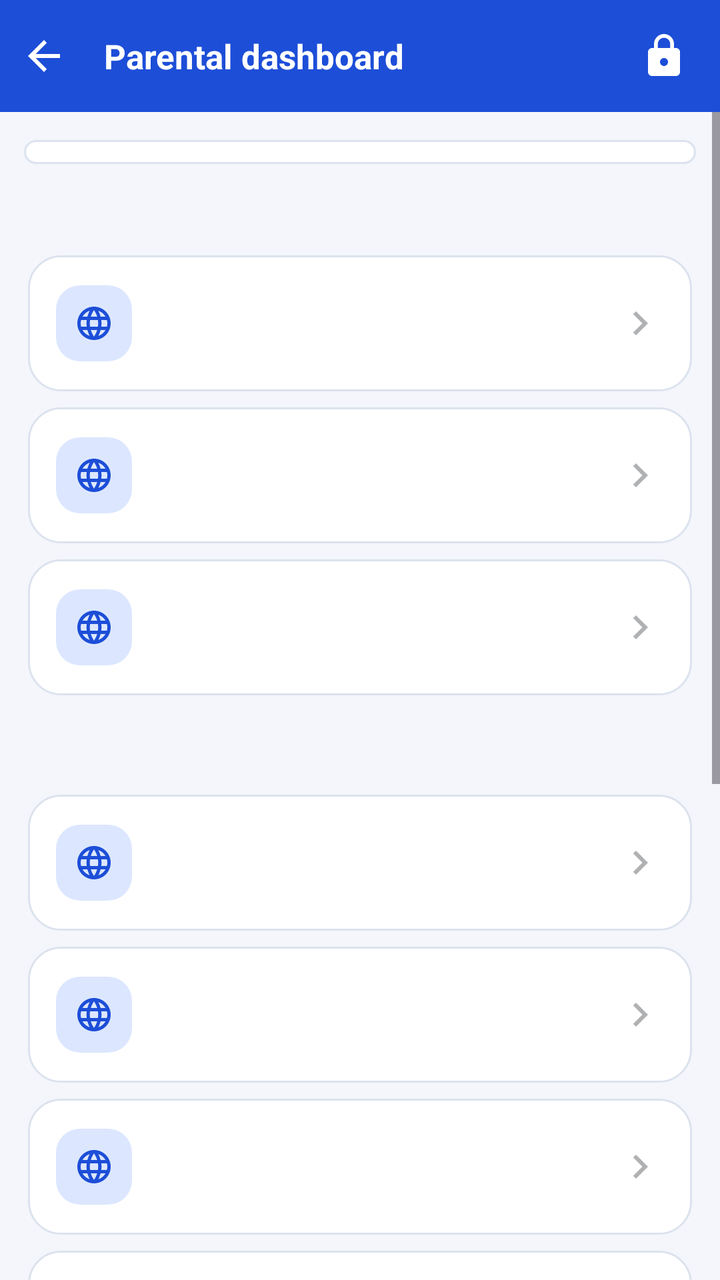
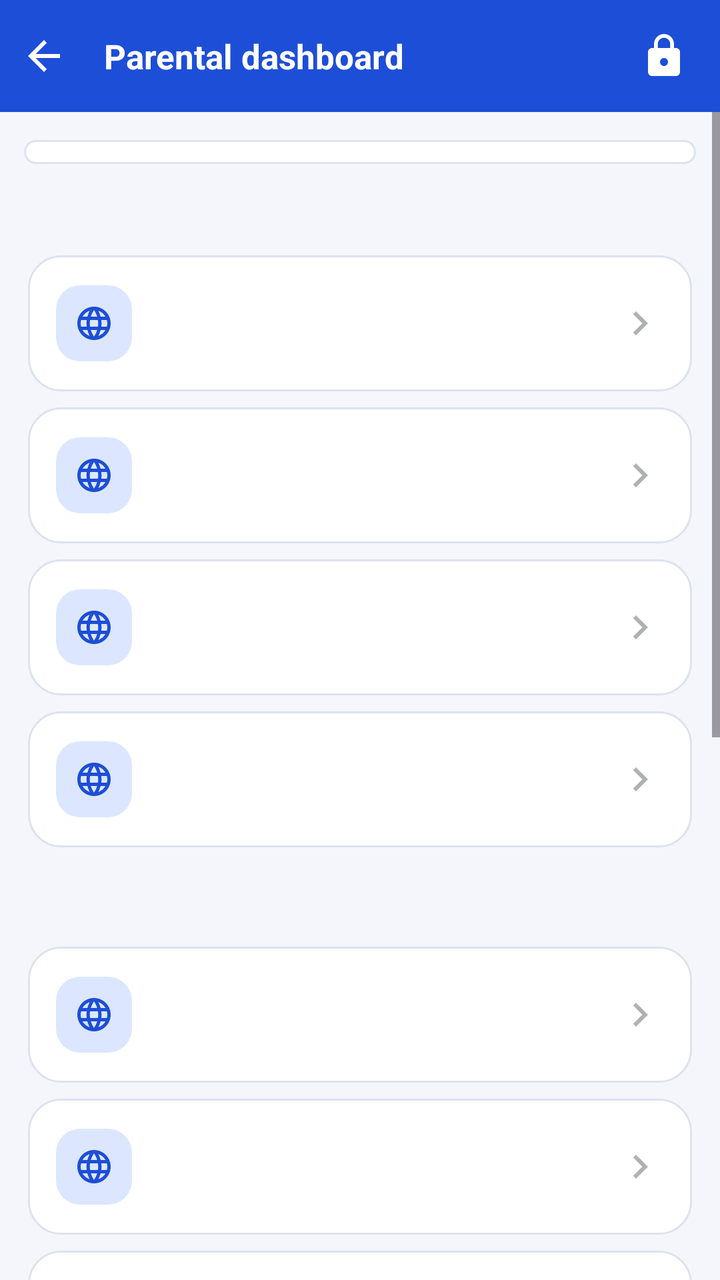

Before-and-after screenshots of an Android layout around one commit, followed by the original layout XML and the change that was made.
<!-- AndroidManifest.xml: application theme Theme.SecureBrowser -->
<!-- res/layout/activity_parental.xml -->
<?xml version="1.0" encoding="utf-8"?>
<LinearLayout xmlns:android="http://schemas.android.com/apk/res/android"
    android:layout_width="match_parent"
    android:layout_height="match_parent"
    android:background="?android:attr/colorBackground"
    android:orientation="vertical">

    <LinearLayout
        android:layout_width="match_parent"
        android:layout_height="56dp"
        android:background="?attr/colorPrimary"
        android:gravity="center_vertical"
        android:orientation="horizontal">

        <ImageButton
            android:id="@+id/btnToolbarBack"
            style="@style/Widget.SecureBrowser.IconButton.Toolbar"
            android:contentDescription="@string/cd_back"
            android:src="@drawable/ic_back"
            android:tint="@color/browserBarForeground" />

        <TextView
            android:layout_width="0dp"
            android:layout_height="wrap_content"
            android:layout_marginStart="8dp"
            android:layout_weight="1"
            android:ellipsize="end"
            android:maxLines="1"
            android:text="@string/parental_dashboard_title"
            android:textColor="@color/browserBarForeground"
            android:textSize="17sp"
            android:textStyle="bold" />

        <ImageButton
            android:id="@+id/btnLockNow"
            style="@style/Widget.SecureBrowser.IconButton.Toolbar"
            android:layout_marginEnd="6dp"
            android:contentDescription="@string/parental_lock_now"
            android:src="@drawable/ic_lock"
            android:tint="@color/browserBarForeground" />
    </LinearLayout>

    <ScrollView
        android:layout_width="match_parent"
        android:layout_height="match_parent">

        <LinearLayout
            android:layout_width="match_parent"
            android:layout_height="wrap_content"
            android:orientation="vertical"
            android:paddingBottom="24dp">

            
            <LinearLayout
                android:id="@+id/statusContainer"
                android:layout_width="match_parent"
                android:layout_height="wrap_content"
                android:layout_marginHorizontal="12dp"
                android:layout_marginTop="14dp"
                android:background="@drawable/bg_section_card"
                android:orientation="vertical"
                android:paddingTop="6dp"
                android:paddingBottom="6dp" />

            <include
                android:id="@+id/secSecurity"
                layout="@layout/section_header" />

            <LinearLayout
                android:layout_width="match_parent"
                android:layout_height="wrap_content"
                android:orientation="vertical"
                android:paddingHorizontal="2dp">

                <include
                    android:id="@+id/cardWhitelist"
                    layout="@layout/row_action_card" />

                <include
                    android:id="@+id/cardAddWebsite"
                    layout="@layout/row_action_card" />

                <include
                    android:id="@+id/cardTempAccess"
                    layout="@layout/row_action_card" />
            </LinearLayout>

            <include
                android:id="@+id/secMonitoring"
                layout="@layout/section_header" />

            <LinearLayout
                android:layout_width="match_parent"
                android:layout_height="wrap_content"
                android:orientation="vertical"
                android:paddingHorizontal="2dp">

                <include
                    android:id="@+id/cardHistory"
                    layout="@layout/row_action_card" />

                <include
                    android:id="@+id/cardBlocked"
                    layout="@layout/row_action_card" />

                <include
                    android:id="@+id/cardDownloads"
                    layout="@layout/row_action_card" />

                <include
                    android:id="@+id/cardRecent"
                    layout="@layout/row_action_card" />
            </LinearLayout>

            <include
                android:id="@+id/secBrowser"
                layout="@layout/section_header" />

            <LinearLayout
                android:layout_width="match_parent"
                android:layout_height="wrap_content"
                android:orientation="vertical"
                android:paddingHorizontal="2dp">

                <include
                    android:id="@+id/cardTabsAndApps"
                    layout="@layout/row_action_card" />

                <include
                    android:id="@+id/cardChildAppearance"
                    layout="@layout/row_action_card" />
            </LinearLayout>

            <include
                android:id="@+id/secSecuritySettings"
                layout="@layout/section_header" />

            <LinearLayout
                android:layout_width="match_parent"
                android:layout_height="wrap_content"
                android:orientation="vertical"
                android:paddingHorizontal="2dp">

                <include
                    android:id="@+id/cardSecuritySettings"
                    layout="@layout/row_action_card" />
            </LinearLayout>

            <TextView
                android:layout_width="match_parent"
                android:layout_height="wrap_content"
                android:layout_marginTop="22dp"
                android:gravity="center"
                android:alpha="0.55"
                android:text="@string/parental_footer"
                android:textSize="12sp" />
        </LinearLayout>
    </ScrollView>
</LinearLayout>
<!-- res/layout/section_header.xml (included above) -->
<?xml version="1.0" encoding="utf-8"?>
<TextView xmlns:android="http://schemas.android.com/apk/res/android"
    android:id="@+id/sectionTitle"
    android:layout_width="match_parent"
    android:layout_height="wrap_content"
    android:paddingHorizontal="16dp"
    android:paddingTop="18dp"
    android:paddingBottom="6dp"
    android:textColor="?attr/colorPrimary"
    android:textSize="13sp"
    android:textStyle="bold" />
<!-- res/layout/row_action_card.xml (included above) -->
<?xml version="1.0" encoding="utf-8"?>
<LinearLayout xmlns:android="http://schemas.android.com/apk/res/android"
    android:layout_width="match_parent"
    android:layout_height="wrap_content"
    android:layout_marginHorizontal="12dp"
    android:layout_marginVertical="4dp"
    android:background="@drawable/bg_section_card"
    android:clickable="true"
    android:focusable="true"
    android:foreground="?attr/selectableItemBackground"
    android:gravity="center_vertical"
    android:minHeight="68dp"
    android:orientation="horizontal"
    android:paddingHorizontal="14dp"
    android:paddingVertical="12dp">

    
    <FrameLayout
        android:layout_width="38dp"
        android:layout_height="38dp"
        android:background="@drawable/bg_icon_badge">

        <ImageView
            android:id="@+id/cardIcon"
            android:layout_width="20dp"
            android:layout_height="20dp"
            android:layout_gravity="center"
            android:importantForAccessibility="no"
            android:src="@drawable/ic_globe"
            android:tint="?attr/colorPrimary" />
    </FrameLayout>

    
    <LinearLayout
        android:layout_width="0dp"
        android:layout_height="wrap_content"
        android:layout_marginStart="14dp"
        android:layout_weight="1"
        android:orientation="vertical">

        <TextView
            android:id="@+id/cardTitle"
            android:layout_width="match_parent"
            android:layout_height="wrap_content"
            android:ellipsize="end"
            android:maxLines="2"
            android:textColor="?attr/colorOnBackground"
            android:textSize="15sp"
            android:textStyle="bold" />

        <TextView
            android:id="@+id/cardValue"
            android:layout_width="match_parent"
            android:layout_height="wrap_content"
            android:layout_marginTop="2dp"
            android:alpha="0.68"
            android:ellipsize="end"
            android:maxLines="2"
            android:textColor="?attr/colorOnBackground"
            android:textSize="12sp" />
    </LinearLayout>

    
    <ImageView
        android:layout_width="24dp"
        android:layout_height="24dp"
        android:alpha="0.35"
        android:importantForAccessibility="no"
        android:src="@drawable/ic_chevron_forward"
        android:tint="?attr/colorOnBackground" />
</LinearLayout>
<!-- resources referenced by this layout -->
<resources>
  <color name="browserBarForeground">#FFFFFF</color>
  <!-- drawable bg_icon_badge (drawable) -->
  <?xml version="1.0" encoding="utf-8"?>
  <shape xmlns:android="http://schemas.android.com/apk/res/android"
      android:shape="rectangle">
      <corners android:radius="12dp" />
      <solid android:color="?attr/colorPrimaryContainer" />
  </shape>
  <!-- drawable bg_section_card (drawable) -->
  <?xml version="1.0" encoding="utf-8"?>
  <shape xmlns:android="http://schemas.android.com/apk/res/android"
      android:shape="rectangle">
      <corners android:radius="16dp" />
      <solid android:color="?attr/colorSurface" />
      <stroke
          android:width="1dp"
          android:color="?attr/colorOutlineVariant" />
  </shape>
  <string name="cd_back">Back</string>
  <string name="parental_dashboard_title">Parental dashboard</string>
  <string name="parental_footer">The whitelist is always on and cannot be disabled from any setting.</string>
  <string name="parental_lock_now">Lock now</string>
  <style name="Widget.SecureBrowser.IconButton.Toolbar" parent="">
          <item name="android:layout_width">44dp</item>
          <item name="android:layout_height">44dp</item>
          <item name="android:background">?attr/selectableItemBackgroundBorderless</item>
          <item name="android:scaleType">centerInside</item>
          <item name="android:padding">10dp</item>
      </style>
  <style name="Theme.SecureBrowser" parent="Base.Theme.SecureBrowser" />
  <color name="colorPrimary">#1D4ED8</color>
  <color name="colorOnPrimary">#FFFFFF</color>
  <color name="colorPrimaryContainer">#DCE7FF</color>
  <color name="colorOnPrimaryContainer">#0E2A66</color>
  <color name="colorSecondary">#0E7490</color>
  <color name="colorOnSecondary">#FFFFFF</color>
  <color name="colorSecondaryContainer">#CFFAFE</color>
  <color name="colorOnSecondaryContainer">#083344</color>
  <color name="colorError">#B3261E</color>
  <color name="colorOnError">#FFFFFF</color>
  <color name="colorErrorContainer">#F9DEDC</color>
  <color name="onErrorContainer">#410E0B</color>
  <color name="background">#F4F6FB</color>
  <color name="onBackground">#1A1D24</color>
  <color name="surface">#FFFFFF</color>
  <color name="onSurface">#1A1D24</color>
  <color name="surfaceVariant">#EDF1F8</color>
  <color name="onSurfaceVariant">#495264</color>
  <color name="outline">#94A3B8</color>
  <color name="outlineVariant">#DCE3EE</color>
  <style name="ThemeOverlay.SecureBrowser.BottomSheetDialog" parent="ThemeOverlay.Material3.BottomSheetDialog">
          <item name="bottomSheetStyle">@style/Widget.SecureBrowser.BottomSheet.Modal</item>
      </style>
  <style name="ShapeAppearance.SecureBrowser.Dialog" parent="">
          <item name="cornerFamily">rounded</item>
          <item name="cornerSize">24dp</item>
      </style>
  <style name="Widget.SecureBrowser.Button.Text" parent="Widget.Material3.Button.TextButton">
          <item name="cornerRadius">12dp</item>
          <item name="android:textAllCaps">false</item>
          <item name="android:textSize">13sp</item>
          <item name="android:textStyle">bold</item>
          <item name="android:letterSpacing">0</item>
      </style>
  <style name="Widget.SecureBrowser.BottomSheet.Modal" parent="Widget.Material3.BottomSheet.Modal">
          <item name="shapeAppearanceOverlay">@style/ShapeAppearance.SecureBrowser.BottomSheet</item>
          <item name="backgroundTint">?attr/colorSurface</item>
      </style>
  <style name="ShapeAppearance.SecureBrowser.BottomSheet" parent="">
          <item name="cornerFamily">rounded</item>
          <item name="cornerSizeTopLeft">24dp</item>
          <item name="cornerSizeTopRight">24dp</item>
          <item name="cornerSizeBottomLeft">0dp</item>
          <item name="cornerSizeBottomRight">0dp</item>
      </style>
  <!-- unchanged entries left out for length: 10 -->
</resources>

<!-- the commit's change to res/layout/activity_parental.xml (unified diff, before → after) -->
@@ -78,6 +78,10 @@
 
                 <include
                     android:id="@+id/cardAddWebsite"
+                    layout="@layout/row_action_card" />
+
+                <include
+                    android:id="@+id/cardYoutubeChannels"
                     layout="@layout/row_action_card" />
 
                 <include
